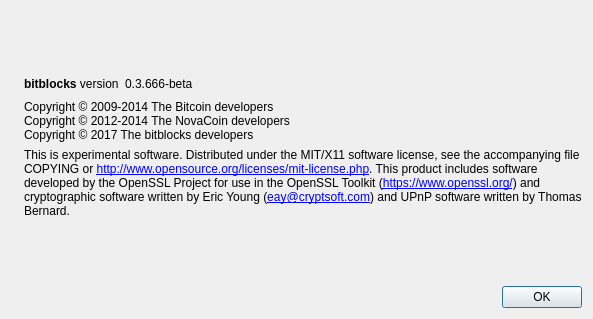
Before: the Qt Designer form src/qt/forms/aboutdialog.ui in diMarcoDEV/TWT, drawn with Qt 5.
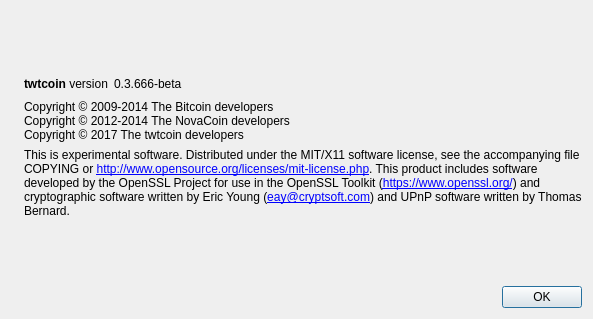
After: the same form once the commit is applied. Icons and pictures are not drawn.

Diff of the .ui file:
```diff
--- a/src/qt/forms/aboutdialog.ui
+++ b/src/qt/forms/aboutdialog.ui
@@ -50,7 +50,7 @@
           <cursorShape>IBeamCursor</cursorShape>
          </property>
          <property name="text">
-          <string>&lt;b&gt;bitblocks&lt;/b&gt; version</string>
+          <string>&lt;b&gt;twtcoin&lt;/b&gt; version</string>
          </property>
          <property name="textInteractionFlags">
           <set>Qt::LinksAccessibleByMouse|Qt::TextSelectableByKeyboard|Qt::TextSelectableByMouse</set>
@@ -93,7 +93,7 @@
        <property name="text">
         <string>Copyright © 2009-2014 The Bitcoin developers
 Copyright © 2012-2014 The NovaCoin developers
-Copyright © 2017 The bitblocks developers</string>
+Copyright © 2017 The twtcoin developers</string>
        </property>
        <property name="textInteractionFlags">
         <set>Qt::LinksAccessibleByMouse|Qt::TextSelectableByKeyboard|Qt::TextSelectableByMouse</set>
```
Left out of the diff: 2 changed lines with no effect on the pictures.
